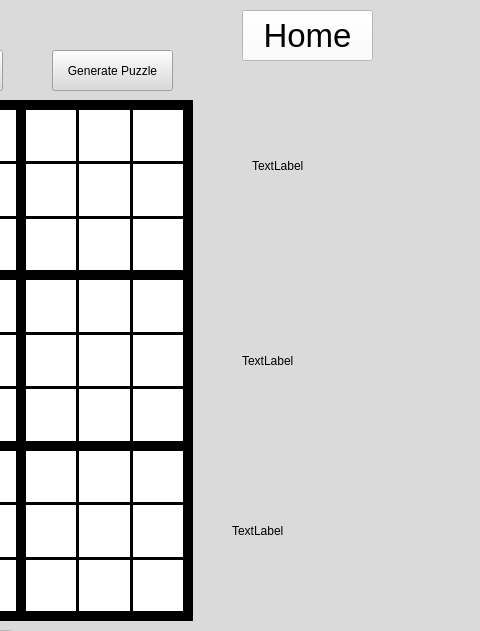
The window that Sudoku/mainwindow.ui (UofU-CS3505/cs3505-assignment9-AveryBroadbent) describes before a commit, drawn with Qt 5; both pictures show x 358 to 838 and y 0 to 631 of the 838 by 730 pixel window.
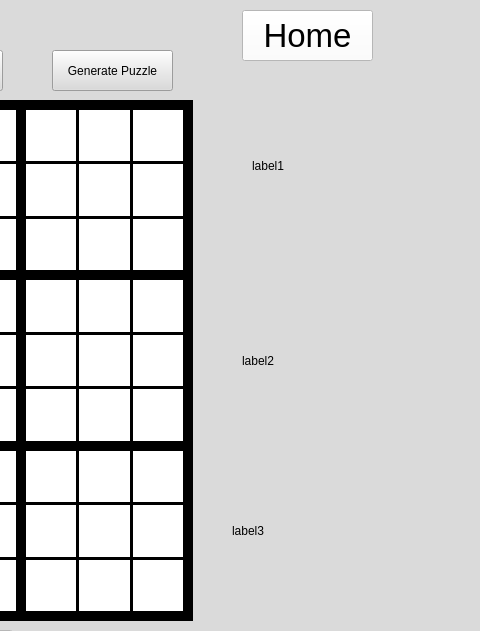
The same window after the commit. Icons and pictures are not drawn. Custom widgets are drawn as their Qt base class.

```diff
--- a/Sudoku/mainwindow.ui
+++ b/Sudoku/mainwindow.ui
@@ -2438,7 +2438,7 @@
        </rect>
       </property>
       <property name="text">
-       <string>TextLabel</string>
+       <string>label1</string>
       </property>
      </widget>
      <widget class="QLabel" name="textLabel2">
@@ -2451,7 +2451,7 @@
        </rect>
       </property>
       <property name="text">
-       <string>TextLabel</string>
+       <string>label2</string>
       </property>
      </widget>
      <widget class="QLabel" name="textLabel3">
@@ -2464,7 +2464,7 @@
        </rect>
       </property>
       <property name="text">
-       <string>TextLabel</string>
+       <string>label3</string>
       </property>
      </widget>
     </widget>
```
